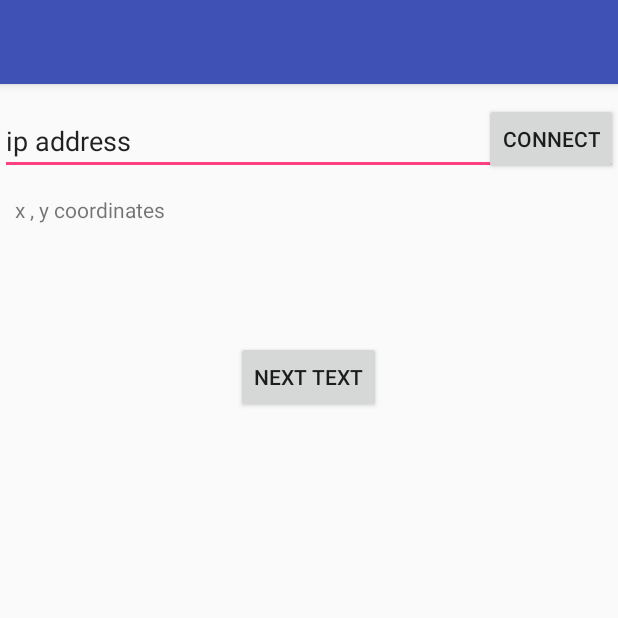
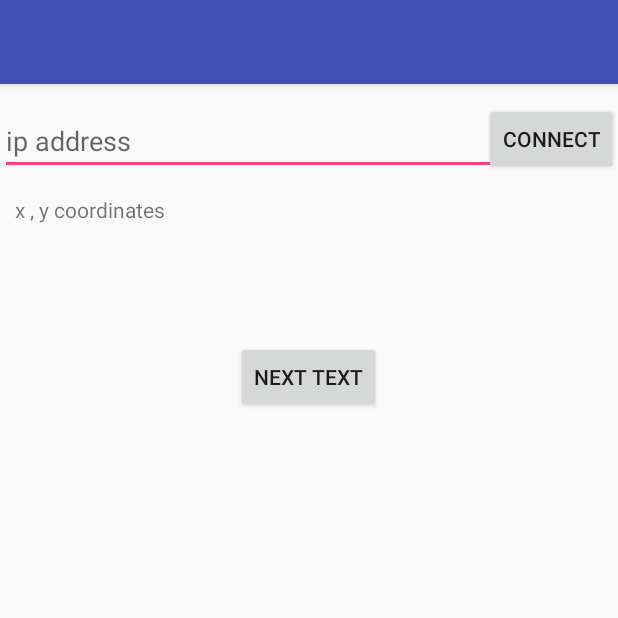
Before and after one commit to supersangjin/KeyboardOptimization, an Android app: the screen it shows after launch (MainActivity), on a phone screen of 412 x 824 dp, the top half of it. Run offline under Robolectric (Android 15) with nearby library versions, the phone set to English and light mode, and no system bars.

```diff
--- a/Keyboard/app/build.gradle
+++ b/Keyboard/app/build.gradle
@@ -5,7 +5,7 @@ android {
     buildToolsVersion "26.0.0"
     defaultConfig {
         applicationId "com.example.sangjin.keyboard"
-        minSdkVersion 21
+        minSdkVersion 19
         targetSdkVersion 26
         versionCode 1
         versionName "1.0"
@@ -17,10 +17,12 @@ android {
             proguardFiles getDefaultProguardFile('proguard-android.txt'), 'proguard-rules.pro'
         }
     }
+    productFlavors {
+    }
 }
 
 dependencies {
-    compile fileTree(dir: 'libs', include: ['*.jar'])
+    compile fileTree(include: ['*.jar'], dir: 'libs')
     androidTestCompile('com.android.support.test.espresso:espresso-core:2.2.2', {
         exclude group: 'com.android.support', module: 'support-annotations'
     })
--- a/Keyboard/app/src/main/AndroidManifest.xml
+++ b/Keyboard/app/src/main/AndroidManifest.xml
@@ -1,7 +1,6 @@
 <?xml version="1.0" encoding="utf-8"?>
 <manifest xmlns:android="http://schemas.android.com/apk/res/android"
     package="com.example.sangjin.keyboard">
-
     <uses-permission android:name="android.permission.INTERNET" />
 
     <application
--- a/Keyboard/app/src/main/java/com/example/sangjin/keyboard/TcpClient.java
+++ b/Keyboard/app/src/main/java/com/example/sangjin/keyboard/TcpClient.java
@@ -6,12 +6,6 @@ import java.io.*;
 import java.net.InetAddress;
 import java.net.Socket;
 
-/**
- * Description
- *
- * @author Catalin Prata
- *         Date: 2/12/13
- */
 public class TcpClient {
 
     public static String serverIp = ""; //your computer IP address
--- a/Keyboard/app/src/main/res/layout/activity_main.xml
+++ b/Keyboard/app/src/main/res/layout/activity_main.xml
@@ -9,8 +9,9 @@
         android:layout_height="wrap_content"
         android:layout_alignParentTop="true"
         android:layout_alignParentStart="true"
-        android:text="ip address"
-        android:layout_marginTop="15dp" />
+        android:text=""
+        android:layout_marginTop="15dp"
+        android:hint="ip address" />
 
     <TextView
         android:id="@+id/textview"
```
Also changed, not shown: Keyboard/app/src/main/java/com/example/sangjin/keyboard/MainActivity.java (+15 -4 lines).
